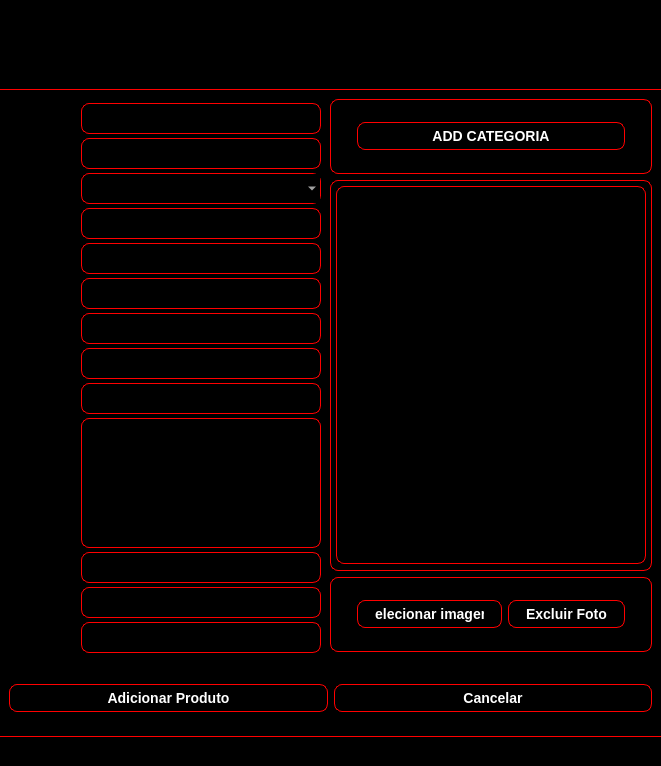
This is desktop/window/form_products/add_produtos.ui in hnmcano/unique as Qt 5 draws it before an edit. The edited form follows.
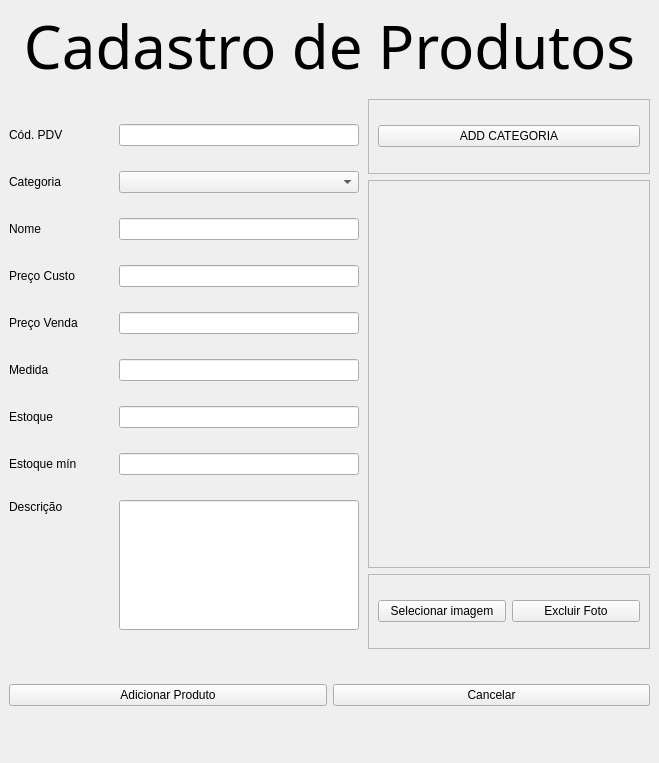
This is the edited form. Icons and pictures are not drawn.

The edit to the form file:
```diff
--- a/desktop/window/form_products/add_produtos.ui
+++ b/desktop/window/form_products/add_produtos.ui
@@ -6,8 +6,8 @@
    <rect>
     <x>0</x>
     <y>0</y>
-    <width>661</width>
-    <height>766</height>
+    <width>659</width>
+    <height>763</height>
    </rect>
   </property>
   <property name="minimumSize">
@@ -26,72 +26,11 @@
    <string>Cadastro de Produtos</string>
   </property>
   <property name="styleSheet">
-   <string notr="true">QLineEdit, QComboBox{
-    background: qlineargradient(x1: 0, y1: 0, x2: 0, y2: 1,
-        stop: 0 #000000, stop: 1 #000000);
-    color: white;
-    border: 1px solid red;
-    padding: 4px 2px;
-    border-radius: 8px;
-    font-weight: bold;
-    font-size: 16px;
-}
-
-QLineEdit, QComboBox:hover {
-    background: qlineargradient(x1: 0, y1: 0, x2: 0, y2: 1,
-        stop: 0 #4e4e4e, stop: 1 #4e4e4e);
-}
-
-QLineEdit, QComboBox:pressed {
-    background: qlineargradient(x1: 0, y1: 0, x2: 0, y2: 1,
-        stop: 0 #1a5fb4, stop: 1 #4a00e0);
-}
-
-QPushButton {
-    background: qlineargradient(x1: 0, y1: 0, x2: 0, y2: 1,
-        stop: 0 #000000, stop: 1 #000000);
-    color: white;
-    border: 1px solid red;
-    padding: 5px 17px;
-    border-radius: 8px;
-    font-weight: bold;
-    font-size: 14px;
-}
-
-QPushButton:hover {
-    background: qlineargradient(x1: 0, y1: 0, x2: 0, y2: 1,
-        stop: 0 #4e4e4e, stop: 1 #4e4e4e);
-}
-
-QPushButton:pressed {
-    background: qlineargradient(x1: 0, y1: 0, x2: 0, y2: 1,
-        stop: 0 #1a5fb4, stop: 1 #4a00e0);
-}
-
-QTextEdit{
-    background: qlineargradient(x1: 0, y1: 0, x2: 0, y2: 1,
-        stop: 0 #000000, stop: 1 #000000);
-    color: white;
-    border: 1px solid red;
-    padding: 4px 2px;
-    border-radius: 8px;
-    font-weight: bold;
-    font-size: 10px;
-}
-
-QTextEdit:hover {
-    background: qlineargradient(x1: 0, y1: 0, x2: 0, y2: 1,
-        stop: 0 #4e4e4e, stop: 1 #4e4e4e);
-}
-
-QTextEdit:pressed {
-    background: qlineargradient(x1: 0, y1: 0, x2: 0, y2: 1,
-        stop: 0 #1a5fb4, stop: 1 #4a00e0);
-}</string>
+   <string notr="true"/>
   </property>
   <widget class="QWidget" name="centralwidget">
    <property name="styleSheet">
-    <string notr="true">background-color: rgb(0, 0, 0);</string>
+    <string notr="true"/>
    </property>
    <layout class="QGridLayout" name="gridLayout">
     <property name="leftMargin">
@@ -109,261 +48,17 @@
     <property name="spacing">
      <number>0</number>
     </property>
-    <item row="4" column="0">
-     <widget class="QWidget" name="widget_2" native="true">
-      <layout class="QGridLayout" name="gridLayout_2">
-       <property name="leftMargin">
-        <number>9</number>
-       </property>
-       <property name="topMargin">
-        <number>9</number>
-       </property>
-       <property name="rightMargin">
-        <number>0</number>
-       </property>
-       <property name="bottomMargin">
-        <number>0</number>
-       </property>
-       <property name="spacing">
-        <number>0</number>
-       </property>
-       <item row="18" column="0">
-        <widget class="QLabel" name="label_10">
-         <property name="text">
-          <string>Status Venda</string>
-         </property>
-        </widget>
-       </item>
-       <item row="11" column="2">
-        <widget class="QLineEdit" name="preco_venda_input">
-         <property name="maximumSize">
-          <size>
-           <width>240</width>
-           <height>16777215</height>
-          </size>
-         </property>
-        </widget>
-       </item>
-       <item row="2" column="2">
-        <widget class="QLineEdit" name="cod_sistema_input">
-         <property name="maximumSize">
-          <size>
-           <width>240</width>
-           <height>16777215</height>
-          </size>
-         </property>
-        </widget>
-       </item>
-       <item row="14" column="2">
-        <widget class="QLineEdit" name="estoque_min_input">
-         <property name="maximumSize">
-          <size>
-           <width>240</width>
-           <height>16777215</height>
-          </size>
-         </property>
-        </widget>
-       </item>
-       <item row="9" column="0">
-        <widget class="QLabel" name="label_6">
-         <property name="text">
-          <string>Nome</string>
-         </property>
-        </widget>
-       </item>
-       <item row="15" column="0">
-        <widget class="QLabel" name="label_13">
-         <property name="text">
-          <string>Descrição</string>
-         </property>
-         <property name="alignment">
-          <set>Qt::AlignmentFlag::AlignLeading|Qt::AlignmentFlag::AlignLeft|Qt::AlignmentFlag::AlignTop</set>
-         </property>
-        </widget>
-       </item>
-       <item row="16" column="2">
-        <widget class="QLineEdit" name="sit_estoque_input">
-         <property name="maximumSize">
-          <size>
-           <width>240</width>
-           <height>16777215</height>
-          </size>
-         </property>
-        </widget>
-       </item>
-       <item row="11" column="0">
-        <widget class="QLabel" name="label_12">
-         <property name="text">
-          <string>Preço Venda</string>
-         </property>
-        </widget>
-       </item>
-       <item row="10" column="0">
-        <widget class="QLabel" name="label_3">
-         <property name="maximumSize">
-          <size>
-           <width>130</width>
-           <height>16777215</height>
-          </size>
-         </property>
-         <property name="text">
-          <string>Preço Custo</string>
-         </property>
-        </widget>
-       </item>
-       <item row="15" column="2">
-        <widget class="QLineEdit" name="desc_input">
-         <property name="minimumSize">
-          <size>
-           <width>240</width>
-           <height>130</height>
-          </size>
-         </property>
-         <property name="maximumSize">
-          <size>
-           <width>240</width>
-           <height>16777215</height>
-          </size>
-         </property>
-        </widget>
-       </item>
-       <item row="13" column="2">
-        <widget class="QLineEdit" name="Estoque_input">
-         <property name="maximumSize">
-          <size>
-           <width>240</width>
-           <height>16777215</height>
-          </size>
-         </property>
-        </widget>
-       </item>
-       <item row="12" column="2">
-        <widget class="QLineEdit" name="Medida_input">
-         <property name="maximumSize">
-          <size>
-           <width>240</width>
-           <height>16777215</height>
-          </size>
-         </property>
-        </widget>
-       </item>
-       <item row="8" column="0">
-        <widget class="QLabel" name="label_2">
-         <property name="text">
-          <string>Categoria</string>
-         </property>
-        </widget>
-       </item>
-       <item row="13" column="0">
-        <widget class="QLabel" name="label_4">
-         <property name="text">
-          <string>Estoque</string>
-         </property>
-        </widget>
-       </item>
-       <item row="16" column="0">
-        <widget class="QLabel" name="label_9">
-         <property name="text">
-          <string>Sit Estoque</string>
-         </property>
-        </widget>
-       </item>
-       <item row="14" column="0">
-        <widget class="QLabel" name="label_5">
-         <property name="text">
-          <string>Estoque mín</string>
-         </property>
-        </widget>
-       </item>
-       <item row="12" column="0">
-        <widget class="QLabel" name="label_8">
-         <property name="text">
-          <string>Medida</string>
-         </property>
-        </widget>
-       </item>
-       <item row="17" column="0">
-        <widget class="QLabel" name="label_7">
-         <property name="text">
-          <string>Ficha Tenica</string>
-         </property>
-        </widget>
-       </item>
-       <item row="17" column="2">
-        <widget class="QLineEdit" name="ficha_tec_input">
-         <property name="maximumSize">
-          <size>
-           <width>240</width>
-           <height>16777215</height>
-          </size>
-         </property>
-        </widget>
-       </item>
-       <item row="9" column="2">
-        <widget class="QLineEdit" name="nome_input">
-         <property name="maximumSize">
-          <size>
-           <width>240</width>
-           <height>16777215</height>
-          </size>
-         </property>
-        </widget>
-       </item>
-       <item row="18" column="2">
-        <widget class="QLineEdit" name="status_venda_input">
-         <property name="maximumSize">
-          <size>
-           <width>240</width>
-           <height>16777215</height>
-          </size>
-         </property>
-        </widget>
-       </item>
-       <item row="10" column="2">
-        <widget class="QLineEdit" name="preco_custo_input">
-         <property name="maximumSize">
-          <size>
-           <width>240</width>
-           <height>16777215</height>
-          </size>
-         </property>
-        </widget>
-       </item>
-       <item row="2" column="0">
-        <widget class="QLabel" name="label_11">
-         <property name="text">
-          <string>Cód. Sistema</string>
-         </property>
-        </widget>
-       </item>
-       <item row="3" column="2">
-        <widget class="QLineEdit" name="cod_pdv_input">
-         <property name="maximumSize">
-          <size>
-           <width>240</width>
-           <height>16777215</height>
-          </size>
-         </property>
-        </widget>
-       </item>
-       <item row="3" column="0">
-        <widget class="QLabel" name="label">
-         <property name="text">
-          <string>Cód. PDV</string>
-         </property>
-        </widget>
-       </item>
-       <item row="8" column="2">
-        <widget class="QComboBox" name="categoria_combo">
-         <property name="maximumSize">
-          <size>
-           <width>240</width>
-           <height>16777215</height>
-          </size>
-         </property>
-        </widget>
-       </item>
-      </layout>
+    <item row="6" column="0" colspan="2">
+     <widget class="QWidget" name="widget_5" native="true">
+      <property name="maximumSize">
+       <size>
+        <width>16777215</width>
+        <height>30</height>
+       </size>
+      </property>
+      <property name="styleSheet">
+       <string notr="true"/>
+      </property>
      </widget>
     </item>
     <item row="0" column="0" colspan="2">
@@ -381,20 +76,7 @@
        </size>
       </property>
       <property name="styleSheet">
-       <string notr="true">QWidget {
-	background-color: rgb(0, 0, 0);
-    border-bottom: 1px solid red;
-    
-    /* Gradiente para profundidade */
-    background: qlineargradient(x1: 0, y1: 0, x2: 0, y2: 1,
-        stop: 0 #000000, 
-        stop: 0.5 #000000,
-        stop: 1 #000000);
-    
-    /* Sombra externa para efeito 3D */
-    box-shadow: 3px 3px 5px rgba(0, 0, 0, 0.2),
-                -1px -1px 2px rgba(255, 255, 255, 0.3);
-}</string>
+       <string notr="true"/>
       </property>
       <layout class="QVBoxLayout" name="verticalLayout">
        <property name="spacing">
@@ -434,63 +116,6 @@
       </layout>
      </widget>
     </item>
-    <item row="5" column="0" colspan="2">
-     <widget class="QWidget" name="widget_3" native="true">
-      <property name="sizePolicy">
-       <sizepolicy hsizetype="Expanding" vsizetype="Preferred">
-        <horstretch>0</horstretch>
-        <verstretch>0</verstretch>
-       </sizepolicy>
-      </property>
-      <property name="maximumSize">
-       <size>
-        <width>16777215</width>
-        <height>75</height>
-       </size>
-      </property>
-      <property name="styleSheet">
-       <string notr="true">QPushButton {
-    background: qlineargradient(x1: 0, y1: 0, x2: 0, y2: 1,
-        stop: 0 #000000, stop: 1 #000000);
-    color: white;
-    border: 1px solid red;
-    padding: 5px 17px;
-    border-radius: 8px;
-    font-weight: bold;
-    font-size: 14px;
-}
-
-QPushButton:hover {
-    background: qlineargradient(x1: 0, y1: 0, x2: 0, y2: 1,
-        stop: 0 #4e4e4e, stop: 1 #4e4e4e);
-}
-
-QPushButton:pressed {
-    background: qlineargradient(x1: 0, y1: 0, x2: 0, y2: 1,
-        stop: 0 #1a5fb4, stop: 1 #4a00e0);
-}</string>
-      </property>
-      <layout class="QGridLayout" name="gridLayout_4">
-       <item row="0" column="0">
-        <widget class="QPushButton" name="add_produto">
-         <property name="styleSheet">
-          <string notr="true"/>
-         </property>
-         <property name="text">
-          <string>Adicionar Produto</string>
-         </property>
-        </widget>
-       </item>
-       <item row="0" column="1">
-        <widget class="QPushButton" name="cancelar">
-         <property name="text">
-          <string>Cancelar</string>
-         </property>
-        </widget>
-       </item>
-      </layout>
-     </widget>
-    </item>
     <item row="4" column="1">
      <widget class="QWidget" name="widget_4" native="true">
       <property name="minimumSize">
@@ -512,27 +137,7 @@
           </size>
          </property>
          <property name="styleSheet">
-          <string notr="true">
-QPushButton, QFrame {
-    background: qlineargradient(x1: 0, y1: 0, x2: 0, y2: 1,
-        stop: 0 #000000, stop: 1 #000000);
-    color: white;
-    border: 1px solid red;
-    padding: 5px 17px;
-    border-radius: 8px;
-    font-weight: bold;
-    font-size: 14px;
-}
-
-QPushButton:hover {
-    background: qlineargradient(x1: 0, y1: 0, x2: 0, y2: 1,
-        stop: 0 #4e4e4e, stop: 1 #4e4e4e);
-}
-
-QPushButton:pressed {
-    background: qlineargradient(x1: 0, y1: 0, x2: 0, y2: 1,
-        stop: 0 #1a5fb4, stop: 1 #4a00e0);
-}</string>
+          <string notr="true"/>
          </property>
          <property name="frameShape">
           <enum>QFrame::Shape::StyledPanel</enum>
@@ -567,8 +172,7 @@
           </sizepolicy>
          </property>
          <property name="styleSheet">
-          <string notr="true">border: 1px solid red;
-border-radius: 8px;</string>
+          <string notr="true"/>
          </property>
          <property name="frameShape">
           <enum>QFrame::Shape::StyledPanel</enum>
@@ -601,8 +205,7 @@
              </size>
             </property>
             <property name="styleSheet">
-             <string notr="true">border: 1px solid red;
-border-radius: 8px;</string>
+             <string notr="true"/>
             </property>
             <property name="text">
              <string/>
@@ -630,27 +233,7 @@
           </size>
          </property>
          <property name="styleSheet">
-          <string notr="true">
-QPushButton, QFrame {
-    background: qlineargradient(x1: 0, y1: 0, x2: 0, y2: 1,
-        stop: 0 #000000, stop: 1 #000000);
-    color: white;
-    border: 1px solid red;
-    padding: 5px 17px;
-    border-radius: 8px;
-    font-weight: bold;
-    font-size: 14px;
-}
-
-QPushButton:hover {
-    background: qlineargradient(x1: 0, y1: 0, x2: 0, y2: 1,
-        stop: 0 #4e4e4e, stop: 1 #4e4e4e);
-}
-
-QPushButton:pressed {
-    background: qlineargradient(x1: 0, y1: 0, x2: 0, y2: 1,
-        stop: 0 #1a5fb4, stop: 1 #4a00e0);
-}</string>
+          <string notr="true"/>
          </property>
          <property name="frameShape">
           <enum>QFrame::Shape::StyledPanel</enum>
@@ -681,30 +264,231 @@
       </layout>
      </widget>
     </item>
-    <item row="6" column="0" colspan="2">
-     <widget class="QWidget" name="widget_5" native="true">
+    <item row="5" column="0" colspan="2">
+     <widget class="QWidget" name="widget_3" native="true">
+      <property name="sizePolicy">
+       <sizepolicy hsizetype="Expanding" vsizetype="Preferred">
+        <horstretch>0</horstretch>
+        <verstretch>0</verstretch>
+       </sizepolicy>
+      </property>
       <property name="maximumSize">
        <size>
         <width>16777215</width>
-        <height>30</height>
+        <height>75</height>
        </size>
       </property>
       <property name="styleSheet">
-       <string notr="true">QWidget {
-	background-color: rgb(0, 0, 0);
-    border-top: 1px solid red;
-    
-    /* Gradiente para profundidade */
-    background: qlineargradient(x1: 0, y1: 0, x2: 0, y2: 1,
-        stop: 0 #000000, 
-        stop: 0.5 #000000,
-        stop: 1 #000000);
-    
-    /* Sombra externa para efeito 3D */
-    box-shadow: 3px 3px 5px rgba(0, 0, 0, 0.2),
-                -1px -1px 2px rgba(255, 255, 255, 0.3);
-}</string>
+       <string notr="true"/>
       </property>
+      <layout class="QGridLayout" name="gridLayout_4">
+       <item row="0" column="0">
+        <widget class="QPushButton" name="add_produto">
+         <property name="styleSheet">
+          <string notr="true"/>
+         </property>
+         <property name="text">
+          <string>Adicionar Produto</string>
+         </property>
+        </widget>
+       </item>
+       <item row="0" column="1">
+        <widget class="QPushButton" name="cancelar">
+         <property name="text">
+          <string>Cancelar</string>
+         </property>
+        </widget>
+       </item>
+      </layout>
+     </widget>
+    </item>
+    <item row="4" column="0">
+     <widget class="QWidget" name="widget_2" native="true">
+      <layout class="QGridLayout" name="gridLayout_2">
+       <property name="leftMargin">
+        <number>9</number>
+       </property>
+       <property name="topMargin">
+        <number>9</number>
+       </property>
+       <property name="rightMargin">
+        <number>0</number>
+       </property>
+       <property name="bottomMargin">
+        <number>0</number>
+       </property>
+       <property name="spacing">
+        <number>0</number>
+       </property>
+       <item row="9" column="2">
+        <widget class="QLineEdit" name="preco_custo_input">
+         <property name="maximumSize">
+          <size>
+           <width>240</width>
+           <height>16777215</height>
+          </size>
+         </property>
+        </widget>
+       </item>
+       <item row="7" column="0">
+        <widget class="QLabel" name="label_2">
+         <property name="text">
+          <string>Categoria</string>
+         </property>
+        </widget>
+       </item>
+       <item row="7" column="2">
+        <widget class="QComboBox" name="categoria_combo">
+         <property name="maximumSize">
+          <size>
+           <width>240</width>
+           <height>16777215</height>
+          </size>
+         </property>
+        </widget>
+       </item>
+       <item row="2" column="0">
+        <widget class="QLabel" name="label">
+         <property name="text">
+          <string>Cód. PDV</string>
+         </property>
+        </widget>
+       </item>
+       <item row="8" column="0">
+        <widget class="QLabel" name="label_6">
+         <property name="text">
+          <string>Nome</string>
+         </property>
+        </widget>
+       </item>
+       <item row="13" column="0">
+        <widget class="QLabel" name="label_5">
+         <property name="text">
+          <string>Estoque mín</string>
+         </property>
+        </widget>
+       </item>
+       <item row="10" column="2">
+        <widget class="QLineEdit" name="preco_venda_input">
+         <property name="maximumSize">
+          <size>
+           <width>240</width>
+           <height>16777215</height>
+          </size>
+         </property>
+        </widget>
+       </item>
+       <item row="13" column="2">
+        <widget class="QLineEdit" name="estoque_min_input">
+         <property name="maximumSize">
+          <size>
+           <width>240</width>
+           <height>16777215</height>
+          </size>
+         </property>
+        </widget>
+       </item>
+       <item row="9" column="0">
+        <widget class="QLabel" name="label_3">
+         <property name="maximumSize">
+          <size>
+           <width>130</width>
+           <height>16777215</height>
+          </size>
+         </property>
+         <property name="text">
+          <string>Preço Custo</string>
+         </property>
+        </widget>
+       </item>
+       <item row="2" column="2">
+        <widget class="QLineEdit" name="cod_pdv_input">
+         <property name="maximumSize">
+          <size>
+           <width>240</width>
+           <height>16777215</height>
+          </size>
+         </property>
+        </widget>
+       </item>
+       <item row="12" column="2">
+        <widget class="QLineEdit" name="Estoque_input">
+         <property name="maximumSize">
+          <size>
+           <width>240</width>
+           <height>16777215</height>
+          </size>
+         </property>
+        </widget>
+       </item>
+       <item row="14" column="2">
+        <widget class="QLineEdit" name="desc_input">
+         <property name="minimumSize">
+          <size>
+           <width>240</width>
+           <height>130</height>
+          </size>
+         </property>
+         <property name="maximumSize">
+          <size>
+           <width>240</width>
+           <height>16777215</height>
+          </size>
+         </property>
+        </widget>
+       </item>
+       <item row="11" column="0">
+        <widget class="QLabel" name="label_8">
+         <property name="text">
+          <string>Medida</string>
+         </property>
+        </widget>
+       </item>
+       <item row="14" column="0">
+        <widget class="QLabel" name="label_13">
+         <property name="text">
+          <string>Descrição</string>
+         </property>
+         <property name="alignment">
+          <set>Qt::AlignmentFlag::AlignLeading|Qt::AlignmentFlag::AlignLeft|Qt::AlignmentFlag::AlignTop</set>
+         </property>
+        </widget>
+       </item>
+       <item row="8" column="2">
+        <widget class="QLineEdit" name="nome_input">
+         <property name="maximumSize">
+          <size>
+           <width>240</width>
+           <height>16777215</height>
+          </size>
+         </property>
+        </widget>
+       </item>
+       <item row="11" column="2">
+        <widget class="QLineEdit" name="Medida_input">
+         <property name="maximumSize">
+          <size>
+           <width>240</width>
+           <height>16777215</height>
+          </size>
+         </property>
+        </widget>
+       </item>
+       <item row="12" column="0">
+        <widget class="QLabel" name="label_4">
+         <property name="text">
+          <string>Estoque</string>
+         </property>
+        </widget>
+       </item>
+       <item row="10" column="0">
+        <widget class="QLabel" name="label_12">
+         <property name="text">
+          <string>Preço Venda</string>
+         </property>
+        </widget>
+       </item>
+      </layout>
      </widget>
     </item>
    </layout>
```
Left out of the diff: 4 changed lines with no effect on the pictures.
